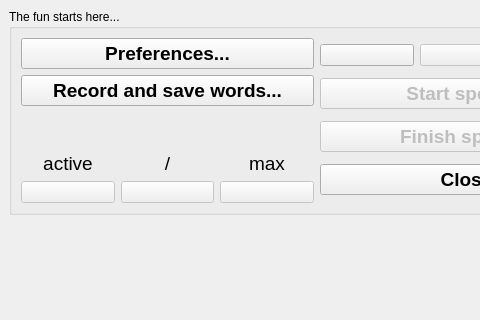
The window that mainwindow.ui (davidlamhauge/daspelling) describes before a commit, drawn with Qt 5; both pictures show x 0 to 480 and y 0 to 320 of the 634 by 432 pixel window.
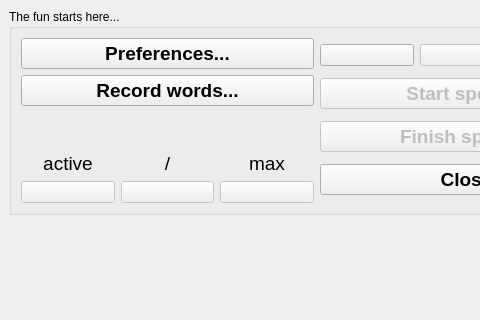
The same window after the commit. Icons and pictures are not drawn.

Commit message: Record dialog designed. Icons saved

Patch:
```diff
--- a/mainwindow.ui
+++ b/mainwindow.ui
@@ -47,7 +47,7 @@
               </font>
              </property>
              <property name="text">
-              <string>Record and save words...</string>
+              <string>Record words...</string>
              </property>
             </widget>
            </item>
```
Left out of the diff: 4 changed lines with no effect on the pictures. The commit also changes 9 other files.
